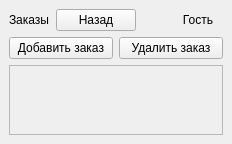
Qt form UI/orders_list.ui (Oxxy63m/demka2) before a commit.
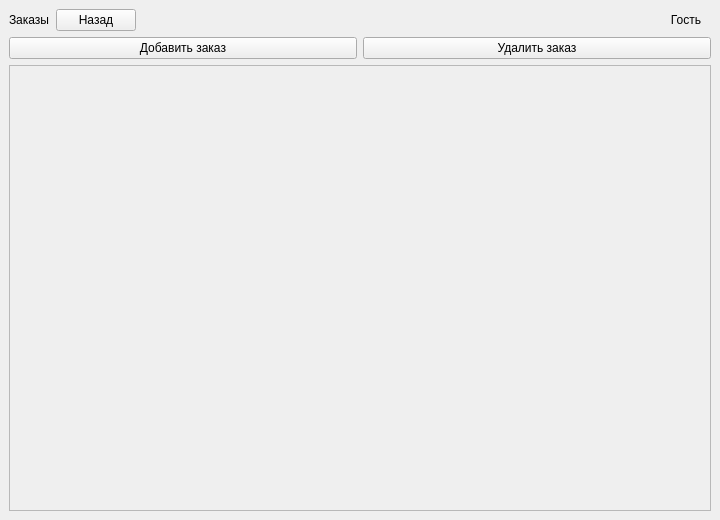
The same form after that commit.

What changed in the file:
```diff
--- a/UI/orders_list.ui
+++ b/UI/orders_list.ui
@@ -4,6 +4,7 @@
  <class>OrderListWindow</class>
  <widget class="QMainWindow" name="OrderListWindow">
   <property name="windowTitle"><string>Заказы</string></property>
+  <property name="minimumSize"><size><width>720</width><height>520</height></size></property>
   <property name="windowModality">
    <enum>Qt::WindowModality::WindowModal</enum>
   </property>
```
